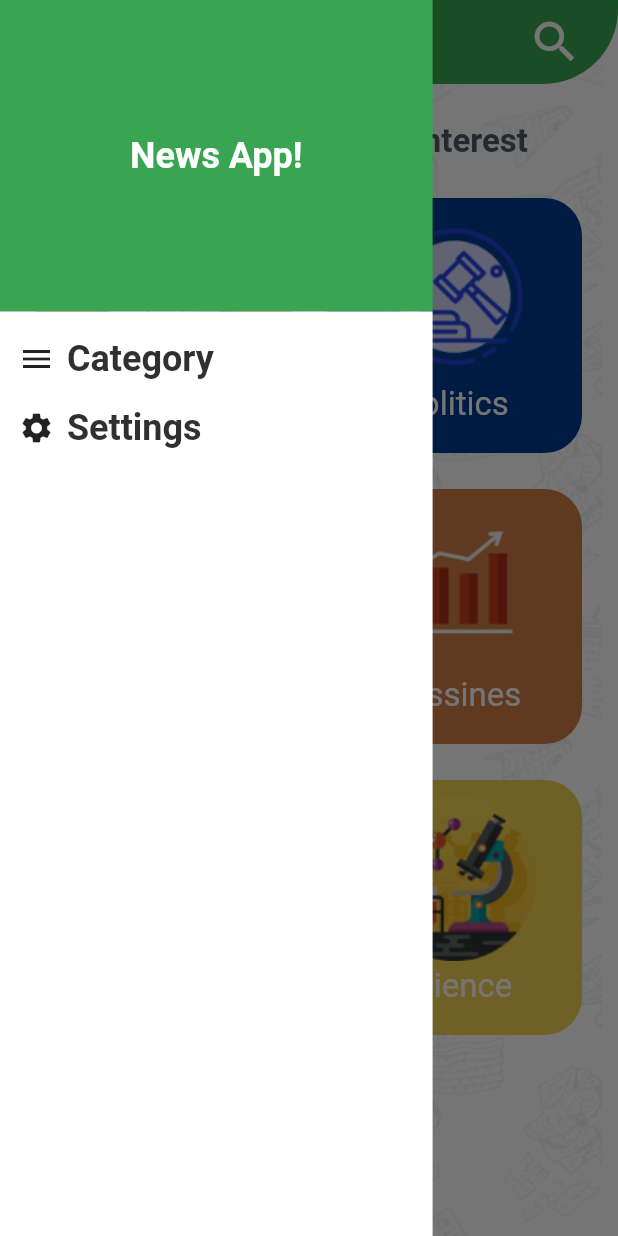
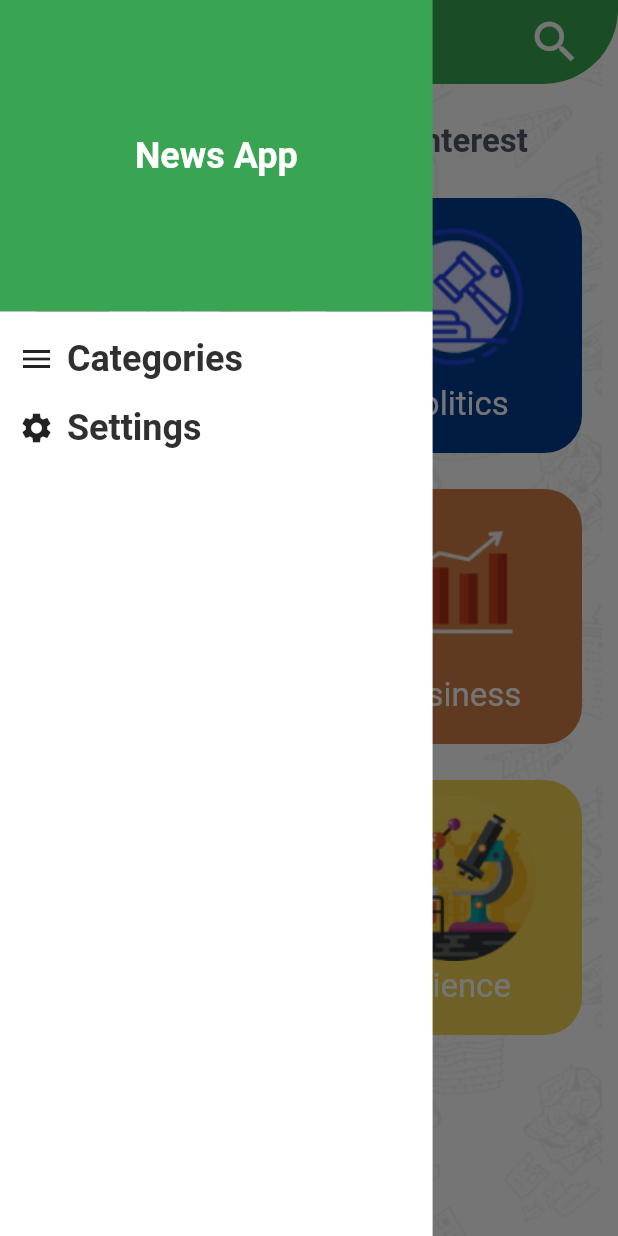
Before and after one commit to MariamNazer/News_App, a Flutter app: the screen it shows after launch, in the side drawer, after a tap on "Settings", on a phone screen of 412 x 824 dp. Run offline on Flutter 3.47's test engine with Material 3 defaults, Android fonts, the phone set to English and light mode, and no system bars; our stand-ins replace cached_network_image, shared_preferences, timeago; generated files the repository leaves out were written again.

Commit message:
Finish sitings tab

```diff
--- /dev/null
+++ b/devtools_options.yaml
@@ -0,0 +1,3 @@
+description: This file stores settings for Dart & Flutter DevTools.
+documentation: https://docs.flutter.dev/tools/devtools/extensions#configure-extension-enablement-states
+extensions:
--- /dev/null
+++ b/l10n.yaml
@@ -0,0 +1,3 @@
+arb-dir: lib/l10n
+template-arb-file: app_en.arb
+output-localization-file: app_localizations.dart
--- a/lib/categories/categories_grid.dart
+++ b/lib/categories/categories_grid.dart
@@ -2,6 +2,7 @@ import 'package:flutter/material.dart';
 import 'package:news_app/app_theme.dart';
 import 'package:news_app/categories/category_item.dart';
 import 'package:news_app/models/category_model.dart';
+import 'package:flutter_gen/gen_l10n/app_localizations.dart';
 
 class CategoriesGrid extends StatelessWidget {
   final void Function(CategoryModel) onCategorySelected;
@@ -12,30 +13,30 @@ class CategoriesGrid extends StatelessWidget {
   Widget build(BuildContext context) {
     List<CategoryModel> categories = [
       CategoryModel(
-          id: 'sports', name: 'Sports', imageName: 'ball', color: AppTheme.red),
+          id: 'sports', name: AppLocalizations.of(context)!.sports, imageName: 'ball', color: AppTheme.red),
       CategoryModel(
           id: 'politics',
-          name: 'Politics',
+          name: AppLocalizations.of(context)!.politics,
           imageName: 'Politics',
           color: AppTheme.blue),
       CategoryModel(
           id: 'health',
-          name: 'Health',
+          name: AppLocalizations.of(context)!.health,
           imageName: 'health',
           color: AppTheme.bink),
       CategoryModel(
           id: 'business',
-          name: 'Bussines',
+          name: AppLocalizations.of(context)!.business,
           imageName: 'bussines',
           color: AppTheme.orange),
       CategoryModel(
           id: 'environment',
-          name: 'Environment',
+          name: AppLocalizations.of(context)!.environment,
           imageName: 'environment',
           color: AppTheme.babyBlue),
       CategoryModel(
           id: 'science',
-          name: 'Science',
+          name: AppLocalizations.of(context)!.science,
           imageName: 'science',
           color: AppTheme.yellow),
     ];
@@ -47,7 +48,7 @@ class CategoriesGrid extends StatelessWidget {
           Padding(
             padding: const EdgeInsets.symmetric(vertical: 24),
             child: Text(
-              'Pick your category of interest',
+              AppLocalizations.of(context)!.pick,
               style: Theme.of(context)
                   .textTheme
                   .titleLarge
--- a/lib/drower/home_drower.dart
+++ b/lib/drower/home_drower.dart
@@ -1,5 +1,6 @@
 import 'package:flutter/material.dart';
 import 'package:news_app/app_theme.dart';
+import 'package:flutter_gen/gen_l10n/app_localizations.dart';
 
 class HomeDrower extends StatelessWidget {
   final double height;
@@ -24,7 +25,8 @@ class HomeDrower extends StatelessWidget {
             width: double.infinity,
             height: height * 0.252,
             alignment: Alignment.center,
-            child: Text('News App!', style: titleLargeStyle),
+            child: Text(AppLocalizations.of(context)!.newsApp,
+                style: titleLargeStyle),
           ),
           Expanded(
             child: Container(
@@ -44,7 +46,7 @@ class HomeDrower extends StatelessWidget {
                           width: width * 0.02,
                         ),
                         Text(
-                          'Category',
+                          AppLocalizations.of(context)!.categories,
                           style:
                               titleLargeStyle?.copyWith(color: AppTheme.black),
                         )
@@ -65,7 +67,7 @@ class HomeDrower extends StatelessWidget {
                           width: width * 0.02,
                         ),
                         Text(
-                          'Settings',
+                          AppLocalizations.of(context)!.settings,
                           style:
                               titleLargeStyle?.copyWith(color: AppTheme.black),
                         )
--- a/lib/home_screen.dart
+++ b/lib/home_screen.dart
@@ -6,6 +6,7 @@ import 'package:news_app/drower/home_drower.dart';
 import 'package:news_app/models/category_model.dart';
 import 'package:news_app/search.dart';
 import 'package:news_app/settings/settings_tab.dart';
+import 'package:flutter_gen/gen_l10n/app_localizations.dart';
 
 class HomeScreen extends StatefulWidget {
   static const String routeName = "/home";
@@ -33,8 +34,8 @@ class _HomeScreenState extends State<HomeScreen> {
             selectedCategory != null
                 ? selectedCategory!.name
                 : selectedDrowerItem == DrowerItems.categories
-                    ? 'News App'
-                    : 'Settings',
+                    ? AppLocalizations.of(context)!.newsApp
+                    : AppLocalizations.of(context)!.settings,
           ),
           actions: [
             IconButton(
--- a/lib/main.dart
+++ b/lib/main.dart
@@ -1,9 +1,13 @@
 import 'package:flutter/material.dart';
 import 'package:news_app/app_theme.dart';
 import 'package:news_app/home_screen.dart';
+import 'package:news_app/settings/settings_provider.dart';
+import 'package:flutter_gen/gen_l10n/app_localizations.dart';
+import 'package:provider/provider.dart';
 
 void main() {
-  runApp(const NewsApp());
+  runApp(ChangeNotifierProvider(
+      create: (context) => SettingsProvider(), child: const NewsApp()));
 }
 
 class NewsApp extends StatelessWidget {
@@ -11,6 +15,7 @@ class NewsApp extends StatelessWidget {
 
   @override
   Widget build(BuildContext context) {
+    SettingsProvider settingsProvider = Provider.of<SettingsProvider>(context);
     return MaterialApp(
       title: 'NewsApp',
       debugShowCheckedModeBanner: false,
@@ -20,7 +25,9 @@ class NewsApp extends StatelessWidget {
       initialRoute: HomeScreen.routeName,
       theme: AppTheme.LightTeme,
       themeMode: ThemeMode.light,
+      localizationsDelegates: AppLocalizations.localizationsDelegates,
+      supportedLocales: AppLocalizations.supportedLocales,
+      locale: Locale(settingsProvider.languageCode),
     );
-
   }
 }
--- /dev/null
+++ b/lib/settings/language.dart
@@ -0,0 +1,5 @@
+class Language {
+  String name;
+  String code;
+  Language({required this.code, required this.name});
+}
```
Also changed, not shown: lib/l10n/app_ar.arb (added, +15 -0 lines), lib/l10n/app_en.arb (added, +16 -0 lines), lib/news/news_datails.dart (+10 -12 lines), lib/settings/settings_provider.dart (added, +19 -0 lines), lib/settings/settings_tab.dart (+68 -2 lines), pubspec.yaml (+6 -1 lines), pubspec.lock, 1 other file. Lines whose indentation alone changed are shown as unchanged.
